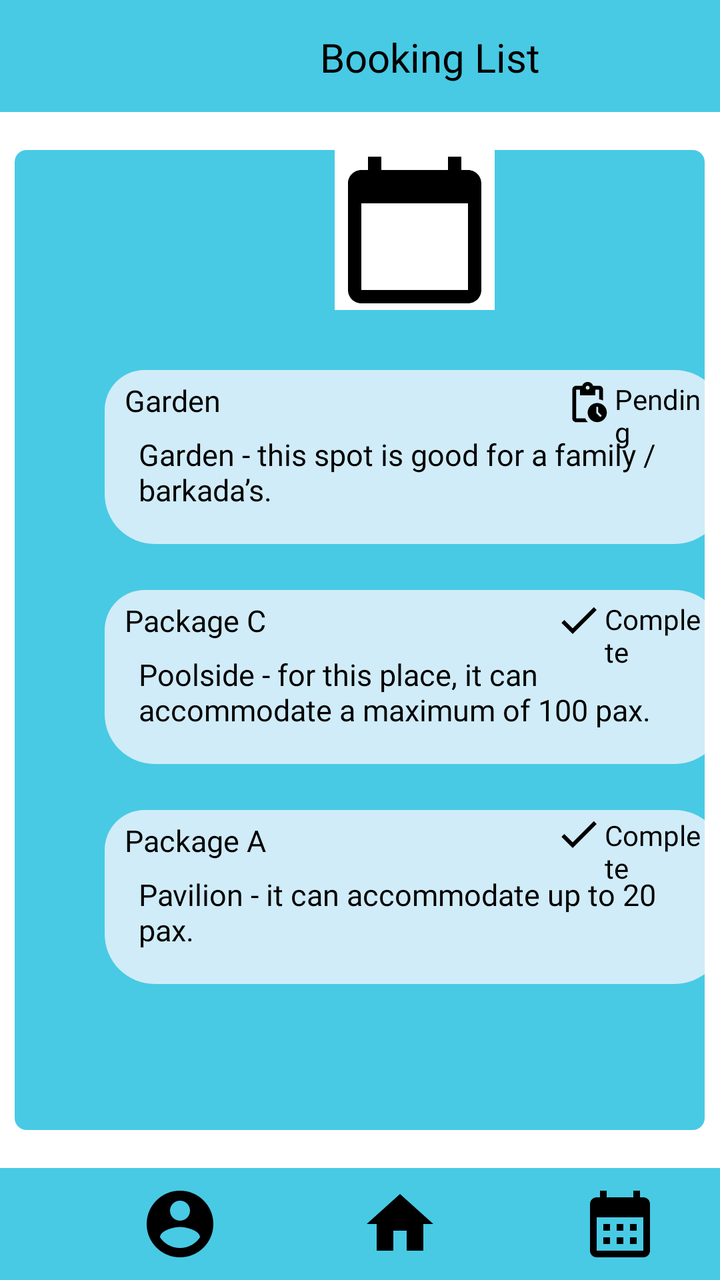
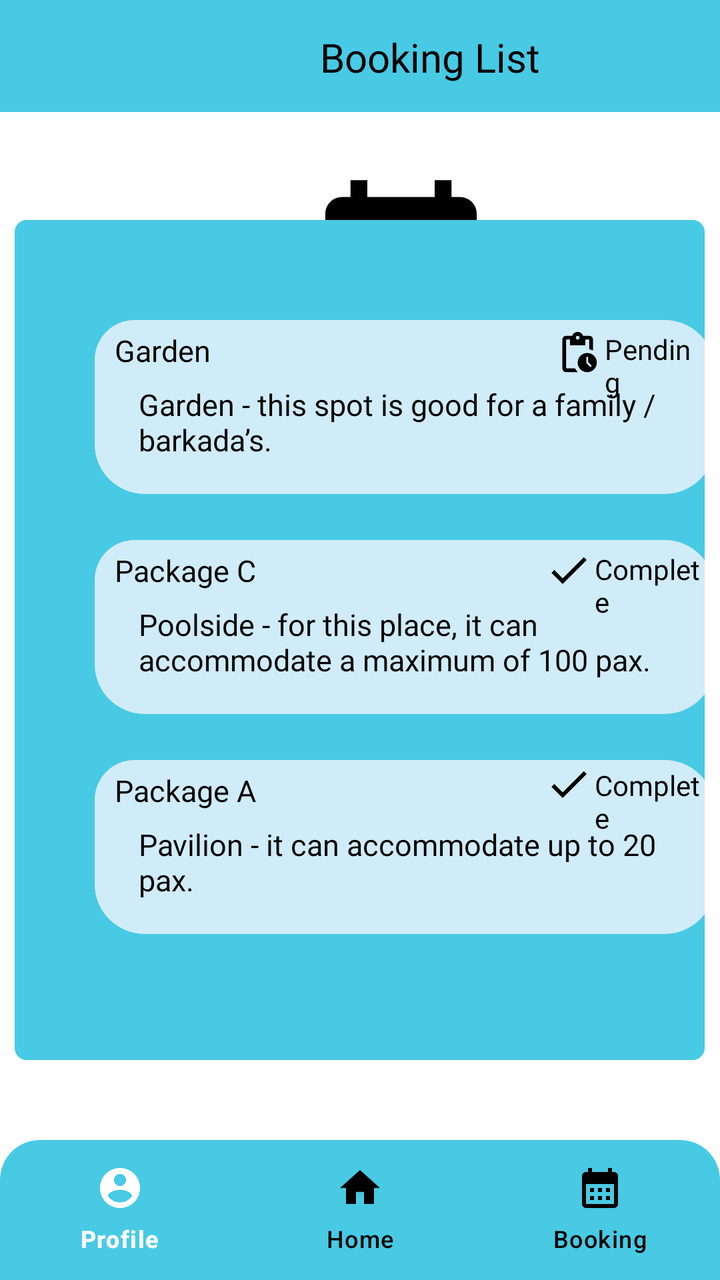

Two renders of the same Android screen: before a commit and after it. Below are the layout's source before the change and the commit's diff.
<!-- AndroidManifest.xml: application theme Theme.VenueVista -->
<!-- res/layout/activity_booking.xml -->
<?xml version="1.0" encoding="utf-8"?>
<RelativeLayout
    xmlns:android="http://schemas.android.com/apk/res/android"
    xmlns:app="http://schemas.android.com/apk/res-auto"
    xmlns:tools="http://schemas.android.com/tools"
    android:layout_width="match_parent"
    android:layout_height="match_parent"
    android:background="@color/white">

    
    <Toolbar
        android:id="@+id/top_toolbar"
        android:layout_width="match_parent"
        android:layout_height="wrap_content"
        android:background="@color/lightblue"/>


    <TextView
        android:layout_width="wrap_content"
        android:layout_height="wrap_content"
        android:layout_marginTop="15dp"
        android:layout_marginLeft="160dp"
        android:fontFamily="@font/bree_serif"
        android:text="Booking List"
        android:textColor="@color/black"
        android:textSize="20sp" />


    
    <FrameLayout
        android:layout_width="380dp"
        android:layout_height="520dp"
        android:layout_marginLeft="15dp"
        android:layout_marginTop="150dp"
        android:layout_centerInParent="true"
        android:background="@drawable/booking_rounded">

        <ImageView
            android:id="@+id/today"
            android:layout_width="wrap_content"
            android:layout_height="wrap_content"
            android:layout_marginLeft="160dp"
            android:background="@color/white"
            android:src="@drawable/baseline_calendar_today_24" />


        <FrameLayout
            android:id="@+id/rectangle1"
            android:layout_width="310dp"
            android:layout_height="87dp"
            android:layout_marginLeft="45dp"
            android:layout_marginTop="110dp"
            android:background="@drawable/welcome_rounded_corner2" />

        <TextView
            android:layout_width="wrap_content"
            android:layout_height="wrap_content"
            android:layout_marginLeft="50dp"
            android:layout_marginTop="110dp"
            android:fontFamily="@font/bree_serif"
            android:padding="5dp"
            android:text="Garden"
            android:textColor="@color/black"
            android:textSize="15sp" />

        <TextView
            android:layout_width="wrap_content"
            android:layout_height="wrap_content"
            android:layout_marginLeft="60dp"
            android:layout_marginTop="140dp"
            android:fontFamily="@font/roboto_flex"
            android:padding="2dp"
            android:text="Garden - this spot is good for a family / \nbarkada’s."
            android:textColor="@color/black"
            android:textSize="15sp" />

        <ImageView
            android:id="@+id/pending"
            android:layout_width="wrap_content"
            android:layout_height="wrap_content"
            android:layout_marginLeft="275dp"
            android:layout_marginTop="115dp"
            android:background="@color/lightblue4"
            android:src="@drawable/baseline_pending_actions_24" />

        <TextView
            android:layout_width="wrap_content"
            android:layout_height="wrap_content"
            android:layout_marginLeft="300dp"
            android:layout_marginTop="115dp"
            android:fontFamily="@font/roboto_condensed"
            android:text="Pending"
            android:textColor="@color/black" />

        <FrameLayout
            android:id="@+id/rectangle2"
            android:layout_width="310dp"
            android:layout_height="87dp"
            android:layout_marginLeft="45dp"
            android:layout_marginTop="220dp"
            android:background="@drawable/welcome_rounded_corner2" />

        <TextView
            android:layout_width="wrap_content"
            android:layout_height="wrap_content"
            android:layout_marginLeft="50dp"
            android:layout_marginTop="220dp"
            android:fontFamily="@font/bree_serif"
            android:padding="5dp"
            android:text="Package C"
            android:textColor="@color/black"
            android:textSize="15sp" />

        <TextView
            android:layout_width="wrap_content"
            android:layout_height="wrap_content"
            android:layout_marginLeft="60dp"
            android:layout_marginTop="250dp"
            android:fontFamily="@font/roboto_flex"
            android:padding="2dp"
            android:text="Poolside - for this place, it can \naccommodate a maximum of 100 pax."
            android:textColor="@color/black"
            android:textSize="15sp" />

        <ImageView
            android:id="@+id/complete"
            android:layout_width="wrap_content"
            android:layout_height="wrap_content"
            android:layout_marginLeft="270dp"
            android:layout_marginTop="223dp"
            android:background="@color/lightblue4"
            android:src="@drawable/baseline_check_24" />

        <TextView
            android:layout_width="wrap_content"
            android:layout_height="wrap_content"
            android:layout_marginLeft="295dp"
            android:layout_marginTop="225dp"
            android:fontFamily="@font/roboto_condensed"
            android:text="Complete"
            android:textColor="@color/black" />

        <FrameLayout
            android:layout_width="310dp"
            android:layout_height="87dp"
            android:layout_marginLeft="45dp"
            android:layout_marginTop="330dp"
            android:background="@drawable/welcome_rounded_corner2" />

        <TextView
            android:layout_width="wrap_content"
            android:layout_height="wrap_content"
            android:layout_marginLeft="50dp"
            android:layout_marginTop="330dp"
            android:fontFamily="@font/bree_serif"
            android:padding="5dp"
            android:text="Package A"
            android:textColor="@color/black"
            android:textSize="15sp" />

        <TextView
            android:layout_width="wrap_content"
            android:layout_height="wrap_content"
            android:layout_marginLeft="60dp"
            android:layout_marginTop="360dp"
            android:fontFamily="@font/roboto_flex"
            android:padding="2dp"
            android:text="Pavilion - it can accommodate up to 20 \npax."
            android:textColor="@color/black"
            android:textSize="15sp" />

        <ImageView
            android:id="@+id/complete2"
            android:layout_width="wrap_content"
            android:layout_height="wrap_content"
            android:layout_marginLeft="270dp"
            android:layout_marginTop="330dp"
            android:background="@color/lightblue4"
            android:src="@drawable/baseline_check_24" />

        <TextView
            android:layout_width="wrap_content"
            android:layout_height="wrap_content"
            android:layout_marginLeft="295dp"
            android:layout_marginTop="333dp"
            android:fontFamily="@font/roboto_condensed"
            android:text="Complete"
            android:textColor="@color/black" />
    </FrameLayout>

    <Toolbar
        android:id="@+id/bottom_toolbar"
        android:layout_width="match_parent"
        android:layout_height="wrap_content"
        android:layout_alignParentBottom="true"
        android:background="@color/lightblue"
        android:theme="@style/ThemeOverlay.AppCompat.Dark.ActionBar">



        <ImageButton
            android:id="@+id/profile_button"
            android:layout_width="wrap_content"
            android:layout_height="wrap_content"
            android:background="@color/lightblue"
            android:layout_marginLeft="70dp"
            android:src="@drawable/baseline_account_circle_24"
            android:clickable="true"
            android:focusable="true"/>

        <ImageButton
            android:id="@+id/home_icon"
            android:layout_width="wrap_content"
            android:layout_height="wrap_content"
            android:background="@color/lightblue"
            android:layout_marginLeft="70dp"
            android:src="@drawable/baseline_home_24"
            android:clickable="true"
            android:focusable="true"/>

        <ImageButton
            android:id="@+id/calendar_icon"
            android:layout_width="wrap_content"
            android:layout_height="wrap_content"
            android:background="@color/lightblue"
            android:layout_marginLeft="70dp"
            android:src="@drawable/baseline_calendar_month_24"
            android:clickable="true"
            android:focusable="true"/>
    </Toolbar>


</RelativeLayout>
<!-- resources referenced by this layout -->
<resources>
  <color name="black">#FF000000</color>
  <color name="lightblue">#48CAE4</color>
  <color name="lightblue4">#D0ECF8</color>
  <color name="white">#FFFFFFFF</color>
  <!-- drawable baseline_account_circle_24 (drawable) -->
  <vector xmlns:android="http://schemas.android.com/apk/res/android"
      android:height="40dp"
      android:tint="#000000"
      android:viewportHeight="24"
      android:viewportWidth="24"
      android:width="40dp">
        
      <path android:fillColor="@android:color/white"
          android:pathData="M12,2C6.48,2 2,6.48 2,12s4.48,10 10,10 10,-4.48 10,-10S17.52,2 12,2zM12,5c1.66,0 3,1.34 3,3s-1.34,3 -3,3 -3,-1.34 -3,-3 1.34,-3 3,-3zM12,19.2c-2.5,0 -4.71,-1.28 -6,-3.22 0.03,-1.99 4,-3.08 6,-3.08 1.99,0 5.97,1.09 6,3.08 -1.29,1.94 -3.5,3.22 -6,3.22z"/>
      
  </vector>
  <!-- drawable baseline_calendar_month_24 (drawable) -->
  <vector xmlns:android="http://schemas.android.com/apk/res/android"
      android:height="40dp"
      android:tint="#000000"
      android:viewportHeight="24"
      android:viewportWidth="24"
      android:width="40dp">
        
      <path android:fillColor="@android:color/white" android:pathData="M19,4h-1V2h-2v2H8V2H6v2H5C3.89,4 3.01,4.9 3.01,6L3,20c0,1.1 0.89,2 2,2h14c1.1,0 2,-0.9 2,-2V6C21,4.9 20.1,4 19,4zM19,20H5V10h14V20zM9,14H7v-2h2V14zM13,14h-2v-2h2V14zM17,14h-2v-2h2V14zM9,18H7v-2h2V18zM13,18h-2v-2h2V18zM17,18h-2v-2h2V18z"/>
      
  </vector>
  <!-- drawable baseline_calendar_today_24 (drawable) -->
  <vector xmlns:android="http://schemas.android.com/apk/res/android"
      android:height="80dp"
      android:tint="#000000"
      android:viewportHeight="24"
      android:viewportWidth="24"
      android:width="80dp">
        
      <path android:fillColor="@android:color/white" android:pathData="M20,3h-1L19,1h-2v2L7,3L7,1L5,1v2L4,3c-1.1,0 -2,0.9 -2,2v16c0,1.1 0.9,2 2,2h16c1.1,0 2,-0.9 2,-2L22,5c0,-1.1 -0.9,-2 -2,-2zM20,21L4,21L4,8h16v13z"/>
      
  </vector>
  <!-- drawable baseline_check_24 (drawable) -->
  <vector xmlns:android="http://schemas.android.com/apk/res/android" android:height="24dp" android:tint="#000000" android:viewportHeight="24" android:viewportWidth="24" android:width="24dp">
        
      <path android:fillColor="@android:color/white" android:pathData="M9,16.17L4.83,12l-1.42,1.41L9,19 21,7l-1.41,-1.41z"/>
      
  </vector>
  <!-- drawable baseline_home_24 (drawable) -->
  <vector xmlns:android="http://schemas.android.com/apk/res/android"
      android:height="40dp"
      android:tint="#000000"
      android:viewportHeight="24"
      android:viewportWidth="24"
      android:width="40dp">
        
      <path android:fillColor="@android:color/white" android:pathData="M10,20v-6h4v6h5v-8h3L12,3 2,12h3v8z"/>
      
  </vector>
  <!-- drawable booking_rounded (drawable) -->
  <?xml version="1.0" encoding="utf-8"?>
  <shape xmlns:android="http://schemas.android.com/apk/res/android">
      <solid android:color="@color/lightblue"/> 
      <corners android:topLeftRadius="6dp"
          android:topRightRadius="6dp"
          android:bottomLeftRadius="6dp"
          android:bottomRightRadius="6dp"/> 
  </shape>
  <!-- drawable welcome_rounded_corner2 (drawable) -->
  <?xml version="1.0" encoding="utf-8"?>
  <shape xmlns:android="http://schemas.android.com/apk/res/android">
      <solid android:color="@color/lightblue4"/> 
      <corners android:topLeftRadius="20dp"
          android:topRightRadius="25dp"
          android:bottomLeftRadius="25dp"
          android:bottomRightRadius="25dp"/> 
  </shape>
  <style name="Theme.VenueVista" parent="Base.Theme.VenueVista" />
  <style name="Base.Theme.VenueVista" parent="Theme.Material3.DayNight.NoActionBar">
          
          <item name="colorPrimary">@color/blue</item> 
          <item name="colorButtonNormal">@color/lightblue</item> 
          <item name="colorSecondary">@color/black</item> 
          <item name="colorSecondaryContainer">@color/white</item>
          <item name="buttonIconTint">@color/lighterblue</item> 
      </style>
  <color name="blue">#0077B6</color>
  <color name="lighterblue">#4886E4</color>
  <!-- unchanged entries left out for length: 1 -->
</resources>

<!-- the commit's change to res/layout/activity_booking.xml (unified diff, before → after) -->
@@ -5,7 +5,8 @@
     xmlns:tools="http://schemas.android.com/tools"
     android:layout_width="match_parent"
     android:layout_height="match_parent"
-    android:background="@color/white">
+    android:background="@color/white"
+    tools:context=".BookingActivity">
 
     
     <Toolbar
@@ -27,36 +28,39 @@
 
 
     
+
+    <ImageView
+        android:id="@+id/today"
+        android:layout_width="101dp"
+        android:layout_height="104dp"
+        android:layout_marginLeft="150dp"
+        android:layout_marginTop="80dp"
+        android:background="@color/white"
+        android:layout_alignParentTop="true"
+        android:src="@drawable/baseline_calendar_month_24" />
+
     <FrameLayout
         android:layout_width="380dp"
-        android:layout_height="520dp"
+        android:layout_height="420dp"
         android:layout_marginLeft="15dp"
-        android:layout_marginTop="150dp"
+        android:layout_marginTop="180dp"
         android:layout_centerInParent="true"
         android:background="@drawable/booking_rounded">
-
-        <ImageView
-            android:id="@+id/today"
-            android:layout_width="wrap_content"
-            android:layout_height="wrap_content"
-            android:layout_marginLeft="160dp"
-            android:background="@color/white"
-            android:src="@drawable/baseline_calendar_today_24" />
 
 
         <FrameLayout
             android:id="@+id/rectangle1"
             android:layout_width="310dp"
             android:layout_height="87dp"
+            android:layout_marginLeft="40dp"
+            android:layout_marginTop="50dp"
+            android:background="@drawable/welcome_rounded_corner2" />
+
+        <TextView
+            android:layout_width="wrap_content"
+            android:layout_height="wrap_content"
             android:layout_marginLeft="45dp"
-            android:layout_marginTop="110dp"
-            android:background="@drawable/welcome_rounded_corner2" />
-
-        <TextView
-            android:layout_width="wrap_content"
-            android:layout_height="wrap_content"
-            android:layout_marginLeft="50dp"
-            android:layout_marginTop="110dp"
+            android:layout_marginTop="50dp"
             android:fontFamily="@font/bree_serif"
             android:padding="5dp"
             android:text="Garden"
@@ -67,7 +71,7 @@
             android:layout_width="wrap_content"
             android:layout_height="wrap_content"
             android:layout_marginLeft="60dp"
-            android:layout_marginTop="140dp"
+            android:layout_marginTop="80dp"
             android:fontFamily="@font/roboto_flex"
             android:padding="2dp"
             android:text="Garden - this spot is good for a family / \nbarkada’s."
@@ -78,16 +82,16 @@
             android:id="@+id/pending"
             android:layout_width="wrap_content"
             android:layout_height="wrap_content"
-            android:layout_marginLeft="275dp"
-            android:layout_marginTop="115dp"
+            android:layout_marginLeft="270dp"
+            android:layout_marginTop="55dp"
             android:background="@color/lightblue4"
             android:src="@drawable/baseline_pending_actions_24" />
 
         <TextView
             android:layout_width="wrap_content"
             android:layout_height="wrap_content"
-            android:layout_marginLeft="300dp"
-            android:layout_marginTop="115dp"
+            android:layout_marginLeft="295dp"
+            android:layout_marginTop="55dp"
             android:fontFamily="@font/roboto_condensed"
             android:text="Pending"
             android:textColor="@color/black" />
@@ -96,15 +100,15 @@
             android:id="@+id/rectangle2"
             android:layout_width="310dp"
             android:layout_height="87dp"
+            android:layout_marginLeft="40dp"
+            android:layout_marginTop="160dp"
+            android:background="@drawable/welcome_rounded_corner2" />
+
+        <TextView
+            android:layout_width="wrap_content"
+            android:layout_height="wrap_content"
             android:layout_marginLeft="45dp"
-            android:layout_marginTop="220dp"
-            android:background="@drawable/welcome_rounded_corner2" />
-
-        <TextView
-            android:layout_width="wrap_content"
-            android:layout_height="wrap_content"
-            android:layout_marginLeft="50dp"
-            android:layout_marginTop="220dp"
+            android:layout_marginTop="160dp"
             android:fontFamily="@font/bree_serif"
             android:padding="5dp"
             android:text="Package C"
@@ -115,7 +119,7 @@
             android:layout_width="wrap_content"
             android:layout_height="wrap_content"
             android:layout_marginLeft="60dp"
-            android:layout_marginTop="250dp"
+            android:layout_marginTop="190dp"
             android:fontFamily="@font/roboto_flex"
             android:padding="2dp"
             android:text="Poolside - for this place, it can \naccommodate a maximum of 100 pax."
@@ -126,16 +130,16 @@
             android:id="@+id/complete"
             android:layout_width="wrap_content"
             android:layout_height="wrap_content"
-            android:layout_marginLeft="270dp"
-            android:layout_marginTop="223dp"
+            android:layout_marginLeft="265dp"
+            android:layout_marginTop="163dp"
             android:background="@color/lightblue4"
             android:src="@drawable/baseline_check_24" />
 
         <TextView
             android:layout_width="wrap_content"
             android:layout_height="wrap_content"
-            android:layout_marginLeft="295dp"
-            android:layout_marginTop="225dp"
+            android:layout_marginLeft="290dp"
+            android:layout_marginTop="165dp"
             android:fontFamily="@font/roboto_condensed"
             android:text="Complete"
             android:textColor="@color/black" />
@@ -143,15 +147,15 @@
         <FrameLayout
             android:layout_width="310dp"
             android:layout_height="87dp"
+            android:layout_marginLeft="40dp"
+            android:layout_marginTop="270dp"
+            android:background="@drawable/welcome_rounded_corner2" />
+
+        <TextView
+            android:layout_width="wrap_content"
+            android:layout_height="wrap_content"
             android:layout_marginLeft="45dp"
-            android:layout_marginTop="330dp"
-            android:background="@drawable/welcome_rounded_corner2" />
-
-        <TextView
-            android:layout_width="wrap_content"
-            android:layout_height="wrap_content"
-            android:layout_marginLeft="50dp"
-            android:layout_marginTop="330dp"
+            android:layout_marginTop="270dp"
             android:fontFamily="@font/bree_serif"
             android:padding="5dp"
             android:text="Package A"
@@ -162,7 +166,7 @@
             android:layout_width="wrap_content"
             android:layout_height="wrap_content"
             android:layout_marginLeft="60dp"
-            android:layout_marginTop="360dp"
+            android:layout_marginTop="300dp"
             android:fontFamily="@font/roboto_flex"
             android:padding="2dp"
             android:text="Pavilion - it can accommodate up to 20 \npax."
@@ -173,61 +177,30 @@
             android:id="@+id/complete2"
             android:layout_width="wrap_content"
             android:layout_height="wrap_content"
-            android:layout_marginLeft="270dp"
-            android:layout_marginTop="330dp"
+            android:layout_marginLeft="265dp"
+            android:layout_marginTop="270dp"
             android:background="@color/lightblue4"
             android:src="@drawable/baseline_check_24" />
 
         <TextView
             android:layout_width="wrap_content"
             android:layout_height="wrap_content"
-            android:layout_marginLeft="295dp"
-            android:layout_marginTop="333dp"
+            android:layout_marginLeft="290dp"
+            android:layout_marginTop="273dp"
             android:fontFamily="@font/roboto_condensed"
             android:text="Complete"
             android:textColor="@color/black" />
     </FrameLayout>
 
-    <Toolbar
-        android:id="@+id/bottom_toolbar"
+    <com.google.android.material.bottomnavigation.BottomNavigationView
+        android:id="@+id/bottomNavigationView"
         android:layout_width="match_parent"
-        android:layout_height="wrap_content"
+        android:layout_height="70dp"
         android:layout_alignParentBottom="true"
-        android:background="@color/lightblue"
-        android:theme="@style/ThemeOverlay.AppCompat.Dark.ActionBar">
-
-
-
-        <ImageButton
-            android:id="@+id/profile_button"
-            android:layout_width="wrap_content"
-            android:layout_height="wrap_content"
-            android:background="@color/lightblue"
-            android:layout_marginLeft="70dp"
-            android:src="@drawable/baseline_account_circle_24"
-            android:clickable="true"
-            android:focusable="true"/>
-
-        <ImageButton
-            android:id="@+id/home_icon"
-            android:layout_width="wrap_content"
-            android:layout_height="wrap_content"
-            android:background="@color/lightblue"
-            android:layout_marginLeft="70dp"
-            android:src="@drawable/baseline_home_24"
-            android:clickable="true"
-            android:focusable="true"/>
-
-        <ImageButton
-            android:id="@+id/calendar_icon"
-            android:layout_width="wrap_content"
-            android:layout_height="wrap_content"
-            android:background="@color/lightblue"
-            android:layout_marginLeft="70dp"
-            android:src="@drawable/baseline_calendar_month_24"
-            android:clickable="true"
-            android:focusable="true"/>
-    </Toolbar>
+        android:background="@drawable/btm_navbar"
+        app:menu="@menu/navigation_items"
+        app:itemIconTint="@color/icons_color"
+        app:itemTextColor="@drawable/btm_text"/>
 
 
 </RelativeLayout>
<!-- resource entries referenced after the edit -->
@@ -4,18 +4,6 @@
   <color name="lightblue">#48CAE4</color>
   <color name="lightblue4">#D0ECF8</color>
   <color name="white">#FFFFFFFF</color>
-  <!-- drawable baseline_account_circle_24 (drawable) -->
-  <vector xmlns:android="http://schemas.android.com/apk/res/android"
-      android:height="40dp"
-      android:tint="#000000"
-      android:viewportHeight="24"
-      android:viewportWidth="24"
-      android:width="40dp">
-        
-      <path android:fillColor="@android:color/white"
-          android:pathData="M12,2C6.48,2 2,6.48 2,12s4.48,10 10,10 10,-4.48 10,-10S17.52,2 12,2zM12,5c1.66,0 3,1.34 3,3s-1.34,3 -3,3 -3,-1.34 -3,-3 1.34,-3 3,-3zM12,19.2c-2.5,0 -4.71,-1.28 -6,-3.22 0.03,-1.99 4,-3.08 6,-3.08 1.99,0 5.97,1.09 6,3.08 -1.29,1.94 -3.5,3.22 -6,3.22z"/>
-      
-  </vector>
   <!-- drawable baseline_calendar_month_24 (drawable) -->
   <vector xmlns:android="http://schemas.android.com/apk/res/android"
       android:height="40dp"
@@ -27,32 +15,10 @@
       <path android:fillColor="@android:color/white" android:pathData="M19,4h-1V2h-2v2H8V2H6v2H5C3.89,4 3.01,4.9 3.01,6L3,20c0,1.1 0.89,2 2,2h14c1.1,0 2,-0.9 2,-2V6C21,4.9 20.1,4 19,4zM19,20H5V10h14V20zM9,14H7v-2h2V14zM13,14h-2v-2h2V14zM17,14h-2v-2h2V14zM9,18H7v-2h2V18zM13,18h-2v-2h2V18zM17,18h-2v-2h2V18z"/>
       
   </vector>
-  <!-- drawable baseline_calendar_today_24 (drawable) -->
-  <vector xmlns:android="http://schemas.android.com/apk/res/android"
-      android:height="80dp"
-      android:tint="#000000"
-      android:viewportHeight="24"
-      android:viewportWidth="24"
-      android:width="80dp">
-        
-      <path android:fillColor="@android:color/white" android:pathData="M20,3h-1L19,1h-2v2L7,3L7,1L5,1v2L4,3c-1.1,0 -2,0.9 -2,2v16c0,1.1 0.9,2 2,2h16c1.1,0 2,-0.9 2,-2L22,5c0,-1.1 -0.9,-2 -2,-2zM20,21L4,21L4,8h16v13z"/>
-      
-  </vector>
   <!-- drawable baseline_check_24 (drawable) -->
   <vector xmlns:android="http://schemas.android.com/apk/res/android" android:height="24dp" android:tint="#000000" android:viewportHeight="24" android:viewportWidth="24" android:width="24dp">
         
       <path android:fillColor="@android:color/white" android:pathData="M9,16.17L4.83,12l-1.42,1.41L9,19 21,7l-1.41,-1.41z"/>
-      
-  </vector>
-  <!-- drawable baseline_home_24 (drawable) -->
-  <vector xmlns:android="http://schemas.android.com/apk/res/android"
-      android:height="40dp"
-      android:tint="#000000"
-      android:viewportHeight="24"
-      android:viewportWidth="24"
-      android:width="40dp">
-        
-      <path android:fillColor="@android:color/white" android:pathData="M10,20v-6h4v6h5v-8h3L12,3 2,12h3v8z"/>
       
   </vector>
   <!-- drawable booking_rounded (drawable) -->
@@ -64,6 +30,31 @@
           android:bottomLeftRadius="6dp"
           android:bottomRightRadius="6dp"/> 
   </shape>
+  <!-- drawable btm_navbar (drawable) -->
+  <?xml version="1.0" encoding="utf-8"?>
+  <shape xmlns:android="http://schemas.android.com/apk/res/android">
+  
+      <solid android:color="@color/lightblue"/>
+      <corners
+          android:radius="0dp"
+          android:topLeftRadius="20dp"
+          android:topRightRadius="20dp"/>
+  
+  </shape>
+  <!-- drawable btm_text (drawable) -->
+  <?xml version="1.0" encoding="utf-8"?>
+  <selector xmlns:android="http://schemas.android.com/apk/res/android">
+  
+      <item
+          android:state_checked="true"
+          android:color="@color/white"/>
+  
+      <item
+          android:state_checked="false"
+          android:color="@color/black"/>
+  
+  
+  </selector>
   <!-- drawable welcome_rounded_corner2 (drawable) -->
   <?xml version="1.0" encoding="utf-8"?>
   <shape xmlns:android="http://schemas.android.com/apk/res/android">
